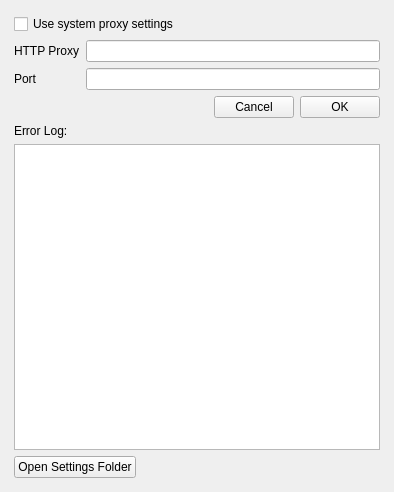
Qt form mainwindow.ui (noedigcode/seriesapp) before a commit.
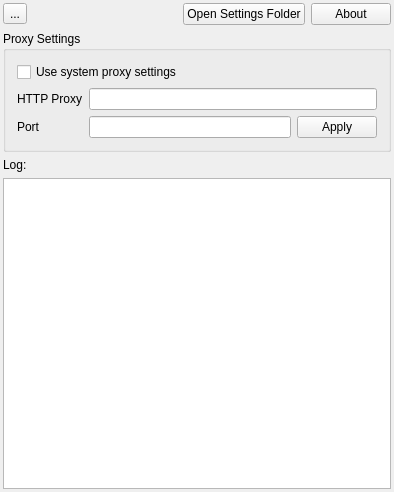
The same form after that commit. The open tabs and pages were chosen to show the change. Icons and pictures are not drawn.

Commit message: Add about dialog; Tweak settings GUI; Don't show duplicate series in list; Use both maze and rage number in epscache file name; Misc code cleanup.

```diff
--- a/mainwindow.ui
+++ b/mainwindow.ui
@@ -39,7 +39,7 @@
    <item>
     <widget class="QStackedWidget" name="stackedWidget">
      <property name="currentIndex">
-      <number>1</number>
+      <number>2</number>
      </property>
      <widget class="QWidget" name="page_main">
       <layout class="QGridLayout" name="gridLayout">
@@ -225,6 +225,78 @@
      </widget>
      <widget class="QWidget" name="page_settings">
       <layout class="QVBoxLayout" name="verticalLayout_3">
+       <property name="leftMargin">
+        <number>0</number>
+       </property>
+       <property name="topMargin">
+        <number>0</number>
+       </property>
+       <property name="rightMargin">
+        <number>0</number>
+       </property>
+       <property name="bottomMargin">
+        <number>0</number>
+       </property>
+       <item>
+        <layout class="QHBoxLayout" name="horizontalLayout_4">
+         <item>
+          <widget class="QToolButton" name="button_settings_back">
+           <property name="minimumSize">
+            <size>
+             <width>0</width>
+             <height>0</height>
+            </size>
+           </property>
+           <property name="text">
+            <string>...</string>
+           </property>
+           <property name="icon">
+            <iconset resource="icons.qrc">
+             <normaloff>:/icons/icons8-back-48.png</normaloff>:/icons/icons8-back-48.png</iconset>
+           </property>
+           <property name="iconSize">
+            <size>
+             <width>24</width>
+             <height>24</height>
+            </size>
+           </property>
+          </widget>
+         </item>
+         <item>
+          <spacer name="horizontalSpacer_2">
+           <property name="orientation">
+            <enum>Qt::Horizontal</enum>
+           </property>
+           <property name="sizeHint" stdset="0">
+            <size>
+             <width>40</width>
+             <height>20</height>
+            </size>
+           </property>
+          </spacer>
+         </item>
+         <item>
+          <widget class="QPushButton" name="pushButton_OpenSettingsFolder">
+           <property name="text">
+            <string>Open Settings Folder</string>
+           </property>
+          </widget>
+         </item>
+         <item>
+          <widget class="QPushButton" name="pushButton_About">
+           <property name="text">
+            <string>About</string>
+           </property>
+          </widget>
+         </item>
+        </layout>
+       </item>
+       <item>
+        <widget class="QGroupBox" name="groupBox">
+         <property name="title">
+          <string>Proxy Settings</string>
+         </property>
+         <layout class="QVBoxLayout" name="verticalLayout_5">
        <item>
         <widget class="QCheckBox" name="checkBox_proxySystem">
          <property name="text">
@@ -234,13 +306,6 @@
        </item>
        <item>
         <layout class="QGridLayout" name="gridLayout_2">
-         <item row="2" column="0">
-          <widget class="QLabel" name="label_3">
-           <property name="text">
-            <string>Port</string>
-           </property>
-          </widget>
-         </item>
          <item row="1" column="0">
           <widget class="QLabel" name="label_2">
            <property name="text">
@@ -251,63 +316,81 @@
          <item row="2" column="1">
           <widget class="QLineEdit" name="lineEdit_ProxyPort"/>
          </item>
-         <item row="1" column="1">
-          <widget class="QLineEdit" name="lineEdit_ProxyAddress"/>
-         </item>
-        </layout>
-       </item>
-       <item>
-        <layout class="QHBoxLayout" name="horizontalLayout_3">
-         <item>
-          <spacer name="horizontalSpacer">
-           <property name="orientation">
-            <enum>Qt::Horizontal</enum>
-           </property>
-           <property name="sizeHint" stdset="0">
-            <size>
-             <width>40</width>
-             <height>20</height>
-            </size>
-           </property>
-          </spacer>
-         </item>
-         <item>
-          <widget class="QPushButton" name="pushButton_SettingsCancel">
+            <item row="2" column="0">
+             <widget class="QLabel" name="label_3">
            <property name="text">
-            <string>Cancel</string>
+               <string>Port</string>
            </property>
           </widget>
          </item>
-         <item>
+            <item row="2" column="2">
           <widget class="QPushButton" name="pushButton_SettingsOK">
            <property name="text">
-            <string>OK</string>
+               <string>Apply</string>
            </property>
           </widget>
          </item>
-        </layout>
+            <item row="1" column="1" colspan="2">
+             <widget class="QLineEdit" name="lineEdit_ProxyAddress"/>
+            </item>
+           </layout>
+          </item>
+         </layout>
+        </widget>
        </item>
        <item>
         <widget class="QLabel" name="label_4">
          <property name="text">
-          <string>Error Log:</string>
+          <string>Log:</string>
          </property>
         </widget>
        </item>
        <item>
         <widget class="QTextBrowser" name="textBrowser_ErrorLog"/>
        </item>
+      </layout>
+     </widget>
+     <widget class="QWidget" name="page_about">
+      <layout class="QVBoxLayout" name="verticalLayout_4">
+       <property name="leftMargin">
+        <number>0</number>
+       </property>
+       <property name="topMargin">
+        <number>0</number>
+       </property>
+       <property name="rightMargin">
+        <number>0</number>
+       </property>
+       <property name="bottomMargin">
+        <number>0</number>
+       </property>
        <item>
-        <layout class="QHBoxLayout" name="horizontalLayout_4">
+        <layout class="QHBoxLayout" name="horizontalLayout_6">
          <item>
-          <widget class="QPushButton" name="pushButton_OpenSettingsFolder">
+          <widget class="QToolButton" name="button_about_back">
+           <property name="minimumSize">
+            <size>
+             <width>0</width>
+             <height>0</height>
+            </size>
+           </property>
            <property name="text">
-            <string>Open Settings Folder</string>
+            <string>...</string>
+           </property>
+           <property name="icon">
+            <iconset resource="icons.qrc">
+             <normaloff>:/icons/icons8-back-48.png</normaloff>:/icons/icons8-back-48.png</iconset>
+           </property>
+           <property name="iconSize">
+            <size>
+             <width>24</width>
+             <height>24</height>
+            </size>
            </property>
           </widget>
          </item>
          <item>
-          <spacer name="horizontalSpacer_2">
+          <spacer name="horizontalSpacer_4">
            <property name="orientation">
             <enum>Qt::Horizontal</enum>
            </property>
@@ -321,6 +404,51 @@
          </item>
         </layout>
        </item>
+       <item>
+        <widget class="QFrame" name="frame_2">
+         <property name="minimumSize">
+          <size>
+           <width>0</width>
+           <height>200</height>
+          </size>
+         </property>
+         <property name="styleSheet">
+          <string notr="true">background-color: white;
+color: black;</string>
+         </property>
+         <layout class="QVBoxLayout" name="verticalLayout_6">
+          <item>
+           <widget class="QTextBrowser" name="textBrowser_about">
+            <property name="styleSheet">
+             <string notr="true">border: 0;</string>
+            </property>
+            <property name="html">
+             <string>&lt;!DOCTYPE HTML PUBLIC &quot;-//W3C//DTD HTML 4.0//EN&quot; &quot;http://www.w3.org/TR/REC-html40/strict.dtd&quot;&gt;
+&lt;html&gt;&lt;head&gt;&lt;meta name=&quot;qrichtext&quot; content=&quot;1&quot; /&gt;&lt;style type=&quot;text/css&quot;&gt;
+p, li { white-space: pre-wrap; }
+&lt;/style&gt;&lt;/head&gt;&lt;body style=&quot; font-family:'Ubuntu'; font-size:10pt; font-weight:400; font-style:normal;&quot;&gt;
+&lt;p align=&quot;center&quot; style=&quot; margin-top:0px; margin-bottom:0px; margin-left:0px; margin-right:0px; -qt-block-indent:0; text-indent:0px;&quot;&gt;&lt;img src=&quot;:/icons/asteroid_64.png&quot; /&gt;&lt;/p&gt;
+&lt;p align=&quot;center&quot; style=&quot;-qt-paragraph-type:empty; margin-top:0px; margin-bottom:0px; margin-left:0px; margin-right:0px; -qt-block-indent:0; text-indent:0px;&quot;&gt;&lt;br /&gt;&lt;/p&gt;
+&lt;p align=&quot;center&quot; style=&quot; margin-top:0px; margin-bottom:0px; margin-left:0px; margin-right:0px; -qt-block-indent:0; text-indent:0px;&quot;&gt;&lt;span style=&quot; font-family:'MS Shell Dlg 2'; font-size:12pt; font-weight:600;&quot;&gt;Seriesapp&lt;/span&gt;&lt;/p&gt;
+&lt;p align=&quot;center&quot; style=&quot;-qt-paragraph-type:empty; margin-top:0px; margin-bottom:0px; margin-left:0px; margin-right:0px; -qt-block-indent:0; text-indent:0px;&quot;&gt;&lt;br /&gt;&lt;/p&gt;
+&lt;p align=&quot;center&quot; style=&quot; margin-top:0px; margin-bottom:0px; margin-left:0px; margin-right:0px; -qt-block-indent:0; text-indent:0px;&quot;&gt;For your series&lt;/p&gt;
+&lt;p align=&quot;center&quot; style=&quot;-qt-paragraph-type:empty; margin-top:0px; margin-bottom:0px; margin-left:0px; margin-right:0px; -qt-block-indent:0; text-indent:0px;&quot;&gt;&lt;br /&gt;&lt;/p&gt;
+&lt;p align=&quot;center&quot; style=&quot; margin-top:0px; margin-bottom:0px; margin-left:0px; margin-right:0px; -qt-block-indent:0; text-indent:0px;&quot;&gt;&lt;span style=&quot; font-family:'MS Shell Dlg 2';&quot;&gt;v%VERSION%&lt;/span&gt;&lt;/p&gt;
+&lt;p align=&quot;center&quot; style=&quot; margin-top:0px; margin-bottom:0px; margin-left:0px; margin-right:0px; -qt-block-indent:0; text-indent:0px;&quot;&gt;&lt;span style=&quot; font-family:'MS Shell Dlg 2';&quot;&gt;2011-2022 Gideon van der Kolf&lt;/span&gt;&lt;/p&gt;
+&lt;p align=&quot;center&quot; style=&quot; margin-top:0px; margin-bottom:0px; margin-left:0px; margin-right:0px; -qt-block-indent:0; text-indent:0px;&quot;&gt;&lt;span style=&quot; font-family:'MS Shell Dlg 2';&quot;&gt;noedigcode@gmail.com&lt;/span&gt;&lt;/p&gt;
+&lt;p align=&quot;center&quot; style=&quot;-qt-paragraph-type:empty; margin-top:0px; margin-bottom:0px; margin-left:0px; margin-right:0px; -qt-block-indent:0; text-indent:0px; font-family:'MS Shell Dlg 2';&quot;&gt;&lt;br /&gt;&lt;/p&gt;
+&lt;p align=&quot;center&quot; style=&quot; margin-top:0px; margin-bottom:0px; margin-left:0px; margin-right:0px; -qt-block-indent:0; text-indent:0px;&quot;&gt;&lt;span style=&quot; font-family:'MS Shell Dlg 2';&quot;&gt;Icons from &lt;/span&gt;&lt;a href=&quot;https://icons8.com&quot;&gt;&lt;span style=&quot; text-decoration: underline; color:#007af4;&quot;&gt;https://icons8.com&lt;/span&gt;&lt;/a&gt;&lt;/p&gt;
+&lt;p align=&quot;center&quot; style=&quot;-qt-paragraph-type:empty; margin-top:0px; margin-bottom:0px; margin-left:0px; margin-right:0px; -qt-block-indent:0; text-indent:0px; text-decoration: underline; color:#007af4;&quot;&gt;&lt;br /&gt;&lt;/p&gt;
+&lt;p align=&quot;center&quot; style=&quot; margin-top:0px; margin-bottom:0px; margin-left:0px; margin-right:0px; -qt-block-indent:0; text-indent:0px;&quot;&gt;&lt;span style=&quot; font-family:'MS Shell Dlg 2';&quot;&gt;Series info obtained from &lt;/span&gt;&lt;a href=&quot;https://epguides.com/&quot;&gt;&lt;span style=&quot; text-decoration: underline; color:#007af4;&quot;&gt;https://epguides.com&lt;/span&gt;&lt;/a&gt;&lt;/p&gt;&lt;/body&gt;&lt;/html&gt;</string>
+            </property>
+            <property name="openExternalLinks">
+             <bool>true</bool>
+            </property>
+           </widget>
+          </item>
+         </layout>
+        </widget>
+       </item>
       </layout>
      </widget>
     </widget>
```
Lines whose indentation alone changed are shown as unchanged. The commit also changes 2 other files.
